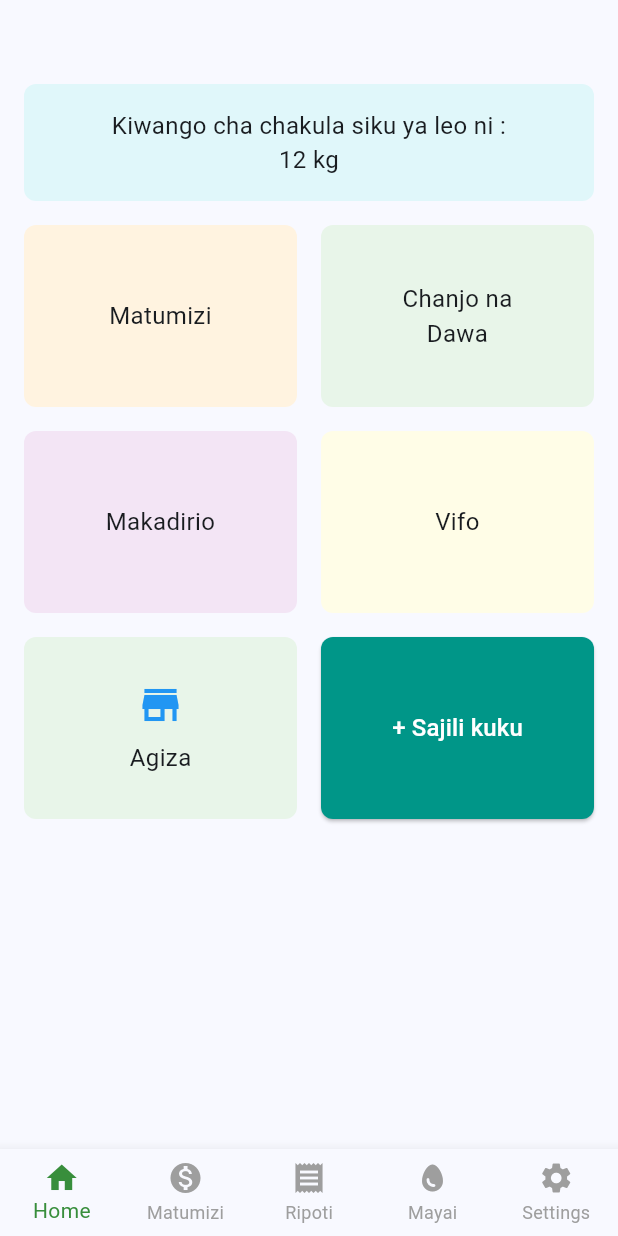
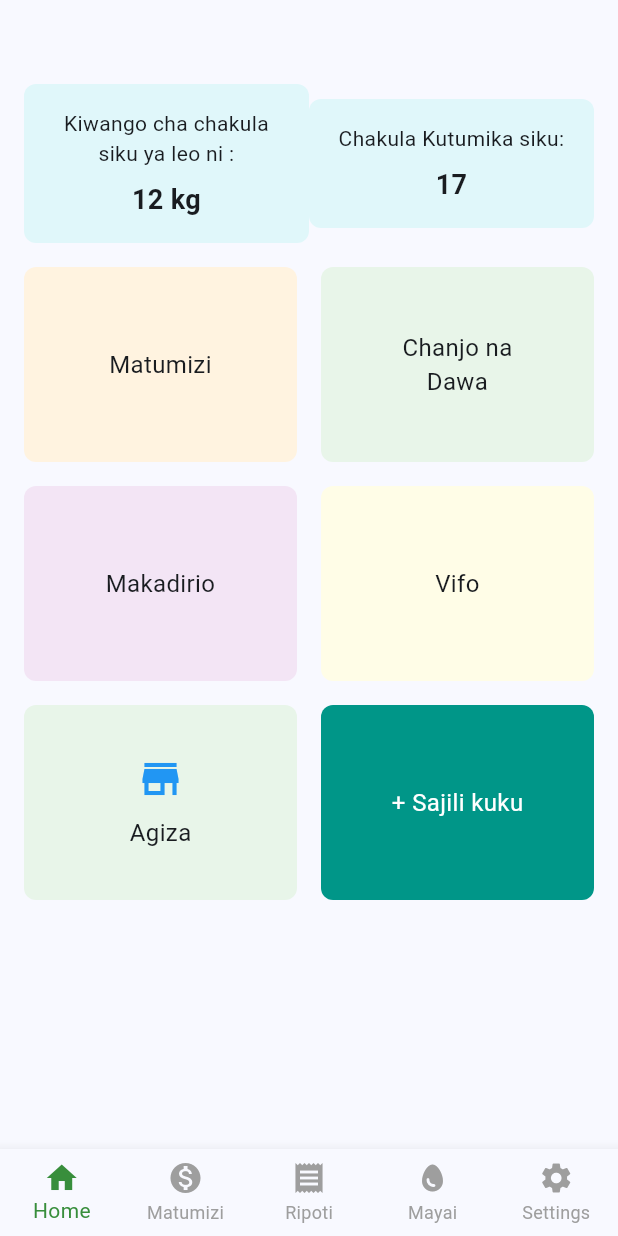
Before and after one commit to Pipsson/fuga, a Flutter app: the DashboardPage screen opened directly, on a phone screen of 412 x 824 dp. Run offline on Flutter 3.47's test engine with Material 3 defaults, Android fonts, the phone set to English and light mode, and no system bars; our stand-ins replace page_transition, shared_preferences; accounts and stored records are empty.

Commit message:
home page modified

```diff
--- a/lib/auth/login.dart
+++ b/lib/auth/login.dart
@@ -1,4 +1,4 @@
-// ignore_for_file: prefer_const_constructors, prefer_const_literals_to_create_immutables, avoid_unnecessary_containers, must_be_immutable, prefer_const_constructors_in_immutables
+// ignore_for_file: prefer_const_constructors, prefer_const_literals_to_create_immutables, avoid_unnecessary_containers, must_be_immutable, prefer_const_constructors_in_immutables, use_build_context_synchronously
 
 import 'dart:convert';
 import 'package:fugapp/api/auth_api.dart';
--- a/lib/layouts/navigation.dart
+++ b/lib/layouts/navigation.dart
@@ -1,3 +1,5 @@
+// ignore_for_file: prefer_const_constructors, prefer_const_literals_to_create_immutables
+
 import 'package:flutter/material.dart';
 import 'package:fugapp/pages/egg.dart';
 import 'package:fugapp/pages/expenses.dart';
--- a/lib/main.dart
+++ b/lib/main.dart
@@ -1,3 +1,5 @@
+// ignore_for_file: use_build_context_synchronously, prefer_const_constructors
+
 import 'package:flutter/material.dart';
 import 'package:fugapp/auth/login.dart';
 import 'package:fugapp/layouts/navigation.dart'; // Assuming this is for the dashboard/navigation page
--- a/lib/pages/chick.dart
+++ b/lib/pages/chick.dart
@@ -1,5 +1,7 @@
+// ignore_for_file: use_build_context_synchronously, prefer_const_constructors
+
 import 'dart:convert';
-
+import 'package:http/http.dart' as http;
 import 'package:flutter/material.dart';
 import 'package:fugapp/layouts/navigation.dart';
 import 'package:shared_preferences/shared_preferences.dart';
--- a/lib/pages/home.dart
+++ b/lib/pages/home.dart
@@ -1,7 +1,5 @@
 import 'package:flutter/material.dart';
 import 'package:shared_preferences/shared_preferences.dart';
-
-
 
 class HomePage extends StatefulWidget {
   const HomePage({super.key});
@@ -13,17 +11,15 @@ class HomePage extends StatefulWidget {
 class _HomePageState extends State<HomePage> {
   String? token;
 
- @override
+  @override
   void initState() {
     super.initState();
-   retrieveAuthToken();
+    retrieveAuthToken();
   }
 
-
-    Future<String?> retrieveAuthToken() async {
+  Future<String?> retrieveAuthToken() async {
     try {
       final prefs = await SharedPreferences.getInstance();
-
       return token = prefs.getString('access_token');
     } catch (e) {
       // Handle error (you could log or display an error message)
@@ -36,32 +32,25 @@ class _HomePageState extends State<HomePage> {
     return Padding(
       padding: const EdgeInsets.all(16.0),
       child: Column(
-
+        crossAxisAlignment: CrossAxisAlignment.start,
         children: [
-          SizedBox(
-            height: 40,
-          ),
-          Container(
-            padding: EdgeInsets.all(16),
-            decoration: BoxDecoration(
-              color: Color(0xFFE0F7FA),
-              borderRadius: BorderRadius.circular(8),
-            ),
-            child: Center(
-              child: Text(
-                "Kiwango cha chakula siku ya leo ni :\n12 kg",
-                style: TextStyle(fontSize: 16),
-                textAlign: TextAlign.center,
-              ),
-            ),
+          SizedBox(height: 40),
+          // Top section with two containers
+          Row(
+            mainAxisAlignment: MainAxisAlignment.spaceBetween,
+            children: [
+              _buildTopContainer("Kiwango cha chakula siku ya leo ni :", "12 kg"),
+              _buildTopContainer("Chakula Kutumika siku:", "17"),
+            ],
           ),
           SizedBox(height: 16),
+          // Grid items
           Expanded(
             child: GridView.count(
               crossAxisCount: 2,
               crossAxisSpacing: 16,
               mainAxisSpacing: 16,
-              childAspectRatio: 1.5,
+              childAspectRatio: 1.4,
               children: [
                 _buildGridItem(context, "Matumizi", Color(0xFFFFF3E0), '/matumizi'),
                 _buildGridItem(context, "Chanjo na\nDawa", Color(0xFFE8F5E9), '/chanjoNaDawa'),
@@ -73,6 +62,34 @@ class _HomePageState extends State<HomePage> {
             ),
           ),
         ],
+      ),
+    );
+  }
+
+  Widget _buildTopContainer(String title, String value) {
+    return Expanded(
+      child: Container(
+        padding: EdgeInsets.all(16),
+        decoration: BoxDecoration(
+          color: Color(0xFFE0F7FA),
+          borderRadius: BorderRadius.circular(8),
+        ),
+        child: Column(
+          crossAxisAlignment: CrossAxisAlignment.center,
+          children: [
+            Text(
+              title,
+              style: TextStyle(fontSize: 14),
+              textAlign: TextAlign.center,
+            ),
+            SizedBox(height: 8),
+            Text(
+              value,
+              style: TextStyle(fontSize: 18, fontWeight: FontWeight.bold),
+              textAlign: TextAlign.center,
+            ),
+          ],
+        ),
       ),
     );
   }
@@ -121,18 +138,22 @@ class _HomePageState extends State<HomePage> {
   }
 
   Widget _buildSajiliButton(BuildContext context) {
-    return ElevatedButton(
-      onPressed: () {
+    return GestureDetector(
+      onTap: () {
         Navigator.pushNamed(context, '/sajiliKuku');
       },
-      style: ElevatedButton.styleFrom(
-
-        backgroundColor: Colors.teal,
-        shape: RoundedRectangleBorder(
+      child: Container(
+        decoration: BoxDecoration(
+          color: Colors.teal,
           borderRadius: BorderRadius.circular(8),
         ),
+        child: Center(
+          child: Text(
+            '+ Sajili kuku',
+            style: TextStyle(color: Colors.white, fontSize: 16),
+          ),
+        ),
       ),
-      child: Text('+ Sajili kuku', style: TextStyle(color:Colors.white, fontSize: 16)),
     );
   }
 }
--- a/pubspec.yaml
+++ b/pubspec.yaml
@@ -19,7 +19,7 @@ publish_to: 'none' # Remove this line if you wish to publish to pub.dev
 version: 1.0.0+1
 
 environment:
-  sdk: ^3.5.2
+  sdk: ^3.5.3
 
 # Dependencies specify other packages that your package needs in order to work.
 # To automatically upgrade your package dependencies to the latest versions
```
Also changed, not shown: pubspec.lock.
